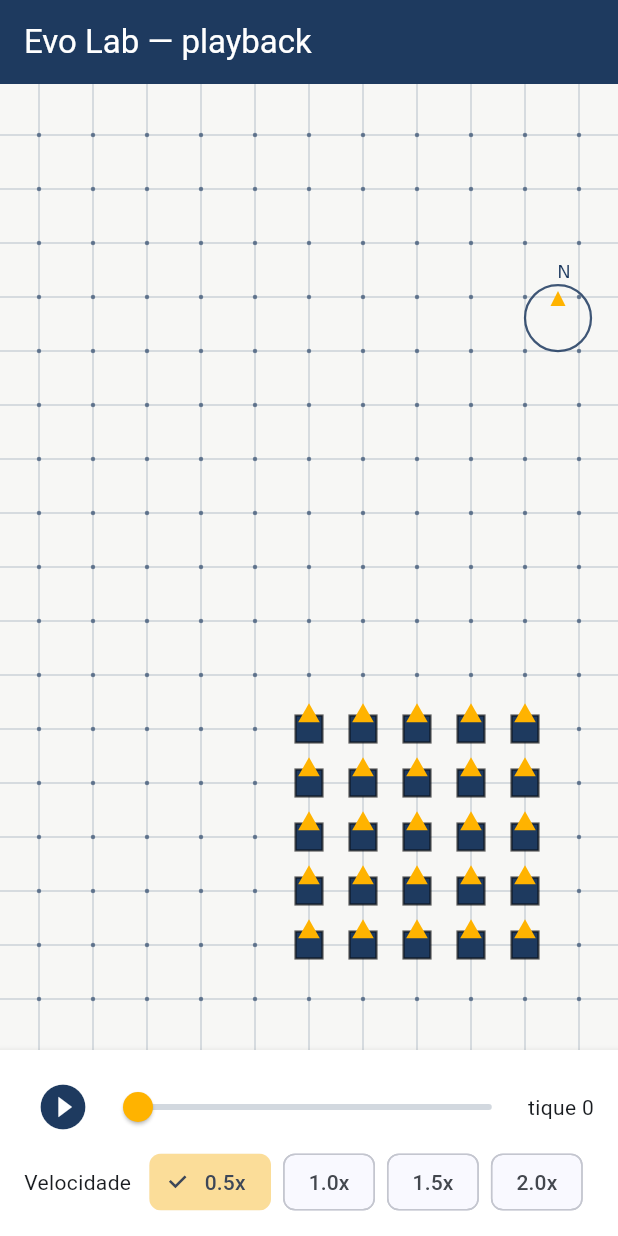
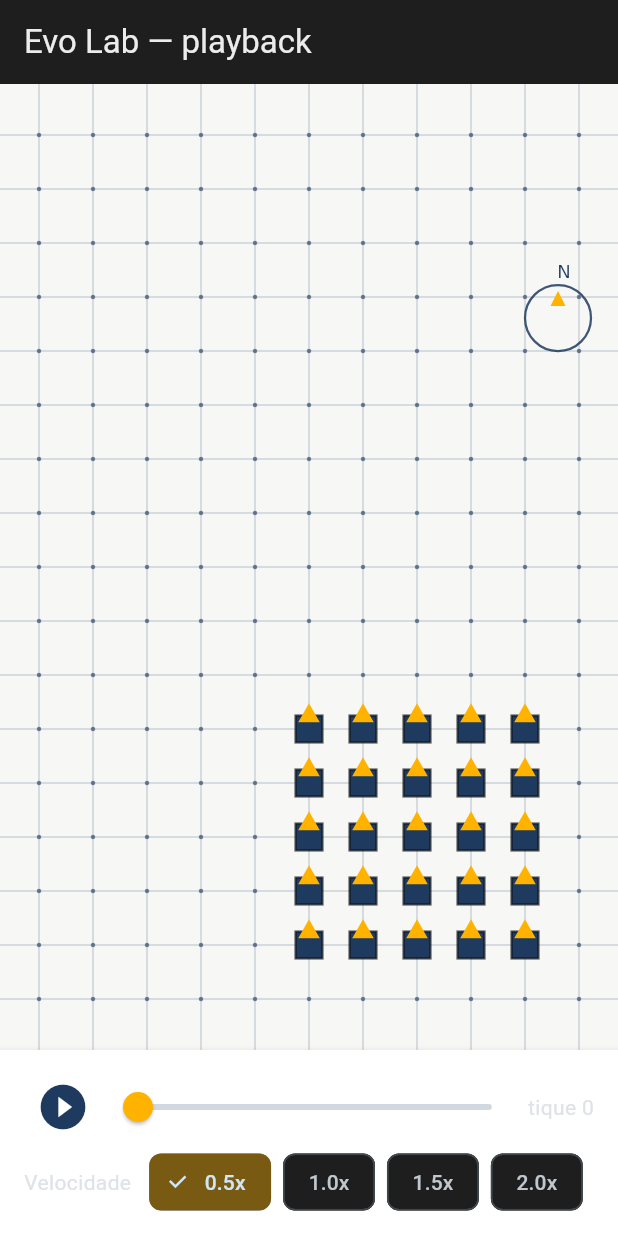
Before and after one commit to CafeLabsCorp/evo, a Flutter app: the screen it shows after launch, on a phone screen of 412 x 824 dp. Run offline on Flutter 3.47's test engine with Material 3 defaults, Android fonts, the phone set to English and light mode, and no system bars.

Commit message:
tema escuro provisório e ícone do PWA
Fundo escuro com elementos em cinza e branco, cor reservada a onde
carrega significado. Substitui a paleta navy+âmbar, rejeitada no primeiro
teste em celular.

O ícone e o manifest deixam de ser os padrões do `flutter create` — o
theme_color era literalmente o azul do template, nunca customizado.

`paleta_provisoria.dart` é descartável e está marcada como tal: some
quando a direção visual definitiva chegar.

Co-Authored-By: Claude Opus 5 <noreply@anthropic.com>

```diff
--- a/app/lib/main.dart
+++ b/app/lib/main.dart
@@ -1,9 +1,7 @@
 import 'package:flutter/material.dart';
 
+import 'tema/paleta_provisoria.dart';
 import 'telas/tela_playback.dart';
-
-const Color _corNavy = Color(0xFF1E3A5F);
-const Color _corAmbar = Color(0xFFFFB300);
 
 void main() {
   runApp(const EvoApp());
@@ -16,17 +14,25 @@ class EvoApp extends StatelessWidget {
   Widget build(BuildContext context) {
     return MaterialApp(
       title: 'Evo Lab',
-      theme: ThemeData(
+      // Tema escuro PROVISÓRIO — ver `tema/paleta_provisoria.dart`. Some
+      // inteiro quando o `design` entregar a paleta definitiva.
+      themeMode: ThemeMode.dark,
+      darkTheme: ThemeData(
         useMaterial3: true,
+        brightness: Brightness.dark,
         fontFamily: 'Roboto',
+        scaffoldBackgroundColor: PaletaProvisoria.fundo,
         colorScheme: ColorScheme.fromSeed(
-          seedColor: _corNavy,
-          primary: _corNavy,
-          secondary: _corAmbar,
+          seedColor: PaletaProvisoria.cinzaMedio,
+          brightness: Brightness.dark,
+          primary: PaletaProvisoria.claro,
+          secondary: PaletaProvisoria.acento,
+          surface: PaletaProvisoria.superficie,
+          error: PaletaProvisoria.erro,
         ),
         appBarTheme: const AppBarTheme(
-          backgroundColor: _corNavy,
-          foregroundColor: Colors.white,
+          backgroundColor: PaletaProvisoria.superficie,
+          foregroundColor: PaletaProvisoria.claro,
         ),
       ),
       home: const TelaPlayback(caminhoAsset: 'assets/evolucoes/exemplo.json'),
--- /dev/null
+++ b/app/lib/tema/paleta_provisoria.dart
@@ -0,0 +1,35 @@
+import 'package:flutter/material.dart';
+
+/// Paleta PROVISÓRIA de tema escuro — fundo escuro, elementos em cinza e
+/// branco, âmbar usado só onde carrega significado (seleção, parte atual
+/// em reprodução, aviso).
+///
+/// Isto existe só pra destravar o preview no celular depois que a
+/// identidade visual anterior (navy + âmbar saturado) foi rejeitada no
+/// teste de 2026-09-14 ("a identidade visual não ficou muito bonita
+/// não"). O `design` está refazendo a direção visual completa em
+/// paralelo — quando ela chegar, esta paleta inteira é descartada e
+/// substituída pela definitiva. NÃO tratar nada aqui como identidade
+/// final do Evo Lab, nem espalhar esses valores em lugares novos: quando
+/// a paleta do `design` chegar, a expectativa é apagar este arquivo
+/// inteiro, não editá-lo peça por peça.
+class PaletaProvisoria {
+  const PaletaProvisoria._();
+
+  static const Color fundo = Color(0xFF121212);
+  static const Color superficie = Color(0xFF1E1E1E);
+  static const Color claro = Color(0xFFECECEC);
+  static const Color cinzaMedio = Color(0xFF9AA0A6);
+  static const Color cinzaEscuro = Color(0xFF3A3A3C);
+  static const Color grade = Color(0x33FFFFFF);
+  static const Color gradePonto = Color(0x59FFFFFF);
+
+  /// Uso parcimonioso e deliberado: seleção, parte atual em reprodução,
+  /// aviso/destaque de batida. Nunca decoração — numa paleta de cinzas,
+  /// cor tem que continuar sinalizando algo específico, senão vira ruído
+  /// visual sem função.
+  static const Color acento = Color(0xFFFFB300);
+
+  static const Color erro = Colors.redAccent;
+  static const Color erroSuperficie = Color(0xFF3B1F1F);
+}
```
Also changed, not shown: 7 other files.
